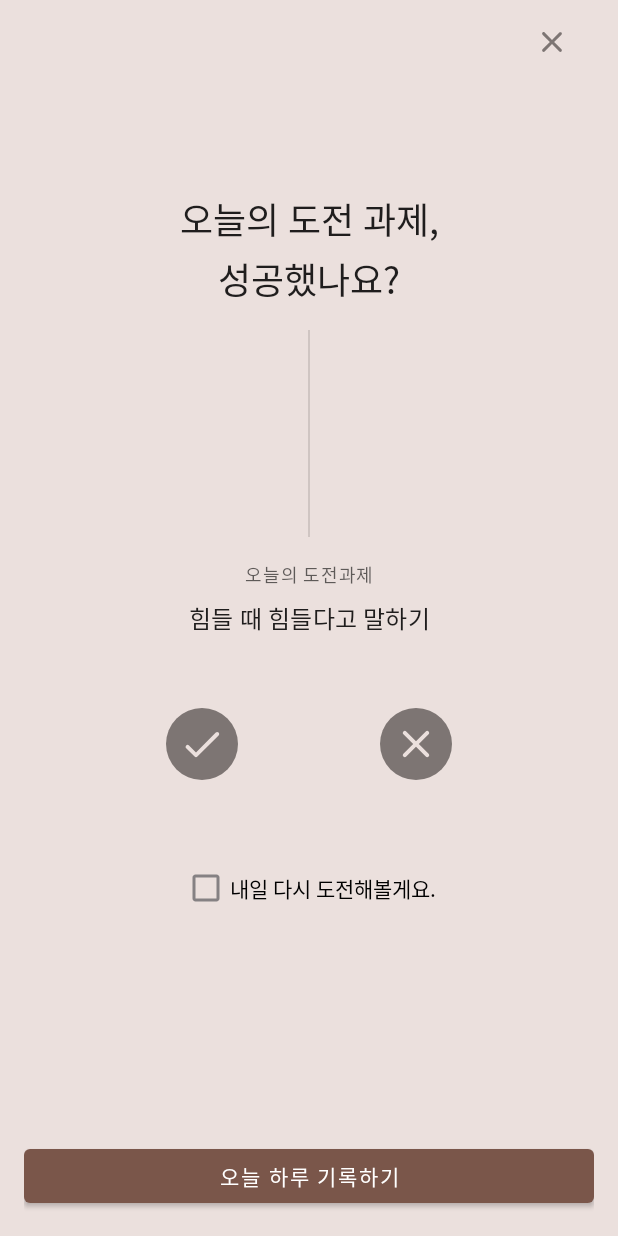
After one commit to RyanChoi919/Sunrise, an Android app: the fragment ChallengeCheckFragment shown on its own in the app's theme, on a phone screen of 412 x 824 dp. The commit adds this screen. Run offline under Robolectric (Android 15) with nearby library versions, the phone set to English and light mode, and no system bars.

Commit message:
add challenge check fragment

```diff
--- /dev/null
+++ b/app/src/main/java/com/nodes/sunrise/ui/challenge/check/ChallengeCheckFragment.kt
@@ -0,0 +1,34 @@
+package com.nodes.sunrise.ui.challenge.check
+
+import androidx.lifecycle.ViewModelProvider
+import android.os.Bundle
+import androidx.fragment.app.Fragment
+import android.view.LayoutInflater
+import android.view.View
+import android.view.ViewGroup
+import androidx.fragment.app.viewModels
+import com.nodes.sunrise.BaseApplication
+import com.nodes.sunrise.R
+import com.nodes.sunrise.ui.BaseFragment
+import com.nodes.sunrise.ui.ViewModelFactory
+import com.nodes.sunrise.ui.challenge.select.ChallengeSelectViewModel
+
+class ChallengeCheckFragment : BaseFragment() {
+
+    companion object {
+        fun newInstance() = ChallengeCheckFragment()
+    }
+
+    private val viewModel: ChallengeCheckViewModel by viewModels {
+        val repository = (requireActivity().application as BaseApplication).repository
+        ViewModelFactory(repository)
+    }
+
+    override fun onCreateView(
+        inflater: LayoutInflater, container: ViewGroup?,
+        savedInstanceState: Bundle?
+    ): View? {
+        return inflater.inflate(R.layout.fragment_challenge_check, container, false)
+    }
+
+}
--- /dev/null
+++ b/app/src/main/java/com/nodes/sunrise/ui/challenge/check/ChallengeCheckViewModel.kt
@@ -0,0 +1,8 @@
+package com.nodes.sunrise.ui.challenge.check
+
+import com.nodes.sunrise.db.AppRepository
+import com.nodes.sunrise.ui.BaseViewModel
+
+class ChallengeCheckViewModel(val repository: AppRepository) : BaseViewModel(repository) {
+    // TODO: Implement the ViewModel
+}
--- a/app/src/main/res/drawable/bg_round_button.xml
+++ b/app/src/main/res/drawable/bg_round_button.xml
@@ -1,5 +1,13 @@
 <?xml version="1.0" encoding="utf-8"?>
-<shape xmlns:android="http://schemas.android.com/apk/res/android"
-    android:shape="oval">
-    <solid android:color="?attr/colorOnSurfaceVariant" />
-</shape>
+<selector xmlns:android="http://schemas.android.com/apk/res/android">
+    <item android:state_selected="true">
+        <shape android:shape="oval">
+            <solid android:color="?attr/colorOnSurfaceVariant" />
+        </shape>
+    </item>
+    <item>
+        <shape android:shape="oval">
+            <solid android:color="?attr/colorOutline" />
+        </shape>
+    </item>
+</selector>
--- /dev/null
+++ b/app/src/main/res/drawable/ic_round_done_24.xml
@@ -0,0 +1,5 @@
+<vector android:height="24dp" android:tint="#000000"
+    android:viewportHeight="24" android:viewportWidth="24"
+    android:width="24dp" xmlns:android="http://schemas.android.com/apk/res/android">
+    <path android:fillColor="@android:color/white" android:pathData="M9,16.2l-3.5,-3.5c-0.39,-0.39 -1.01,-0.39 -1.4,0 -0.39,0.39 -0.39,1.01 0,1.4l4.19,4.19c0.39,0.39 1.02,0.39 1.41,0L20.3,7.7c0.39,-0.39 0.39,-1.01 0,-1.4 -0.39,-0.39 -1.01,-0.39 -1.4,0L9,16.2z"/>
+</vector>
--- /dev/null
+++ b/app/src/main/res/layout/fragment_challenge_check.xml
@@ -0,0 +1,119 @@
+<?xml version="1.0" encoding="utf-8"?>
+<androidx.constraintlayout.widget.ConstraintLayout xmlns:android="http://schemas.android.com/apk/res/android"
+    xmlns:app="http://schemas.android.com/apk/res-auto"
+    xmlns:tools="http://schemas.android.com/tools"
+    android:layout_width="match_parent"
+    android:layout_height="match_parent"
+    android:background="?attr/colorSurfaceVariant"
+    android:paddingHorizontal="@dimen/screen_horizontal_margin"
+    tools:context=".ui.challenge.check.ChallengeCheckFragment">
+
+
+    <ImageView
+        android:layout_width="wrap_content"
+        android:layout_height="wrap_content"
+        android:contentDescription="@string/CD_close"
+        android:padding="16dp"
+        android:src="@drawable/ic_round_close_24"
+        app:layout_constraintRight_toRightOf="parent"
+        app:layout_constraintTop_toTopOf="parent"
+        app:tint="?attr/colorOutline" />
+
+    <TextView
+        android:id="@+id/frag_challenge_check_TV_title"
+        style="@style/TextAppearance.Sunrise.HeadlineSmall"
+        android:layout_width="wrap_content"
+        android:layout_height="wrap_content"
+        android:layout_marginTop="128dp"
+        android:gravity="center_horizontal"
+        android:text="@string/frag_challenge_check_title"
+        app:layout_constraintBottom_toTopOf="@id/divider"
+        app:layout_constraintLeft_toLeftOf="parent"
+        app:layout_constraintRight_toRightOf="parent"
+        app:layout_constraintTop_toTopOf="parent" />
+
+    <View
+        android:id="@+id/divider"
+        android:layout_width="1dp"
+        android:layout_height="0dp"
+        android:layout_marginVertical="16dp"
+        android:background="?android:attr/listDivider"
+        app:layout_constraintBottom_toTopOf="@id/frag_challenge_check_TV_today_challenge_subtitle"
+        app:layout_constraintLeft_toLeftOf="parent"
+        app:layout_constraintRight_toRightOf="parent"
+        app:layout_constraintTop_toBottomOf="@id/frag_challenge_check_TV_title" />
+
+    <TextView
+        android:id="@+id/frag_challenge_check_TV_today_challenge_subtitle"
+        style="@style/TextAppearance.Sunrise.LabelMedium"
+        android:layout_width="wrap_content"
+        android:layout_height="wrap_content"
+        android:layout_marginBottom="8dp"
+        android:text="@string/today_challenge"
+        app:layout_constraintBottom_toTopOf="@id/frag_challenge_check_TV_today_challenge"
+        app:layout_constraintLeft_toLeftOf="parent"
+        app:layout_constraintRight_toRightOf="parent"
+        app:layout_constraintTop_toBottomOf="@id/divider" />
+
+    <TextView
+        android:id="@+id/frag_challenge_check_TV_today_challenge"
+        style="@style/TextAppearance.Sunrise.TitleMedium"
+        android:layout_width="wrap_content"
+        android:layout_height="wrap_content"
+        android:gravity="center"
+        android:maxLines="2"
+        android:text="@string/sample_challenge_name"
+        app:layout_constraintBottom_toBottomOf="parent"
+        app:layout_constraintLeft_toLeftOf="parent"
+        app:layout_constraintRight_toRightOf="parent"
+        app:layout_constraintTop_toTopOf="parent" />
+
+    <ImageButton
+        android:id="@+id/frag_challenge_check_IV_done_button"
+        android:layout_width="48dp"
+        android:layout_height="48dp"
+        android:layout_marginVertical="48dp"
+        android:background="@drawable/bg_round_button"
+        android:contentDescription="@string/CD_challenge_done"
+        android:padding="8dp"
+        android:scaleType="fitXY"
+        android:src="@drawable/ic_round_done_24"
+        app:layout_constraintLeft_toLeftOf="parent"
+        app:layout_constraintRight_toLeftOf="@id/frag_challenge_check_IV_fail_button"
+        app:layout_constraintTop_toBottomOf="@id/frag_challenge_check_TV_today_challenge"
+        app:tint="?attr/colorSurfaceVariant" />
+
+    <ImageButton
+        android:id="@+id/frag_challenge_check_IV_fail_button"
+        android:layout_width="48dp"
+        android:layout_height="48dp"
+        android:background="@drawable/bg_round_button"
+        android:contentDescription="@string/CD_challenge_fail"
+        android:padding="8dp"
+        android:scaleType="fitXY"
+        android:src="@drawable/ic_round_close_24"
+        app:layout_constraintLeft_toRightOf="@id/frag_challenge_check_IV_done_button"
+        app:layout_constraintRight_toRightOf="parent"
+        app:layout_constraintTop_toTopOf="@id/frag_challenge_check_IV_done_button"
+        app:tint="?attr/colorSurfaceVariant" />
+
+    <CheckBox
+        android:id="@+id/frag_challenge_check_CB_try_again_tomorrow"
+        android:layout_width="wrap_content"
+        android:layout_height="wrap_content"
+        android:layout_marginTop="48dp"
+        android:text="@string/frag_challenge_check_try_again_tomorrow"
+        app:layout_constraintLeft_toLeftOf="parent"
+        app:layout_constraintRight_toRightOf="parent"
+        app:layout_constraintTop_toBottomOf="@id/frag_challenge_check_IV_done_button" />
+
+    <Button
+        android:id="@+id/frag_challenge_check_BTN_accept_challenge"
+        android:layout_width="match_parent"
+        android:layout_height="wrap_content"
+        android:layout_marginVertical="16dp"
+        android:text="@string/frag_challenge_check_write_entry"
+        app:layout_constraintBottom_toBottomOf="parent" />
+
+
+</androidx.constraintlayout.widget.ConstraintLayout>
--- a/app/src/main/res/navigation/nav_graph.xml
+++ b/app/src/main/res/navigation/nav_graph.xml
@@ -25,4 +25,9 @@
             android:id="@+id/action_EntryWriteFragment_to_HomeFragment"
             app:destination="@id/HomeFragment" />
     </fragment>
+    <fragment
+        android:id="@+id/nav_challenge_select"
+        android:name="com.nodes.sunrise.ui.challenge.select.ChallengeSelectFragment"
+        android:label="fragment_challenge_select"
+        tools:layout="@layout/fragment_challenge_select" />
 </navigation>
--- a/app/src/main/res/values/strings.xml
+++ b/app/src/main/res/values/strings.xml
@@ -31,4 +31,9 @@
     <string name="frag_challenge_select_write_own_challenge"><u>직접 쓰기</u></string>
     <string name="CD_refresh_today_challenge">오늘의 도전과제 새로고침 버튼</string>
     <string name="frag_challenge_select_accept_challenge">도전하기</string>
+    <string name="frag_challenge_check_title">오늘의 도전 과제,\n성공했나요?</string>
+    <string name="frag_challenge_check_write_entry">오늘 하루 기록하기</string>
+    <string name="frag_challenge_check_try_again_tomorrow">내일 다시 도전해볼게요.</string>
+    <string name="CD_challenge_done">도전 과제 성공 버튼</string>
+    <string name="CD_challenge_fail">도전 과제 실패 버튼</string>
 </resources>
```
